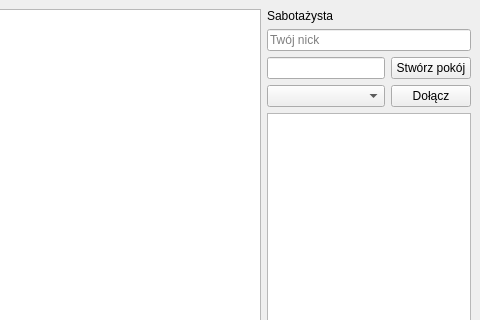
Old version of the form saboteur.ui in the repository kasztanka/saboteur-client; both pictures show x 548 to 1028 and y 0 to 320 of the 1028 by 709 pixel window.
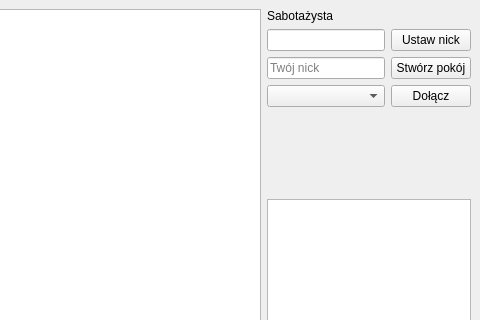
New version of the form.

Commit message: Add set_player_name button

The edit to the form file:
```diff
--- a/saboteur.ui
+++ b/saboteur.ui
@@ -48,37 +48,57 @@
         </property>
        </widget>
       </item>
-      <item>
-       <widget class="QLineEdit" name="player_name">
-        <property name="placeholderText">
-         <string>Twój nick</string>
-        </property>
-       </widget>
-      </item>
       <item>
        <layout class="QGridLayout" name="gridLayout">
-        <item row="3" column="1">
+        <item row="4" column="1">
          <widget class="QPushButton" name="join_room">
           <property name="text">
            <string>Dołącz</string>
           </property>
          </widget>
         </item>
-        <item row="2" column="1">
-         <widget class="QPushButton" name="create_room">
-          <property name="text">
-           <string>Stwórz pokój</string>
-          </property>
-         </widget>
-        </item>
-        <item row="3" column="0">
+        <item row="4" column="0">
          <widget class="QComboBox" name="available_rooms"/>
         </item>
         <item row="2" column="0">
          <widget class="QLineEdit" name="room_name"/>
         </item>
+        <item row="3" column="0">
+         <widget class="QLineEdit" name="player_name">
+          <property name="placeholderText">
+           <string>Twój nick</string>
+          </property>
+         </widget>
+        </item>
+        <item row="3" column="1">
+         <widget class="QPushButton" name="create_room">
+          <property name="text">
+           <string>Stwórz pokój</string>
+          </property>
+         </widget>
+        </item>
+        <item row="2" column="1">
+         <widget class="QPushButton" name="set_player_name">
+          <property name="text">
+           <string>Ustaw nick</string>
+          </property>
+         </widget>
+        </item>
        </layout>
       </item>
+      <item>
+       <widget class="QLabel" name="player_info">
+        <property name="minimumSize">
+         <size>
+          <width>0</width>
+          <height>80</height>
+         </size>
+        </property>
+        <property name="text">
+         <string/>
+        </property>
+       </widget>
+      </item>
       <item>
        <widget class="QListWidget" name="players_list"/>
       </item>
```
The commit also changes 4 other files.
